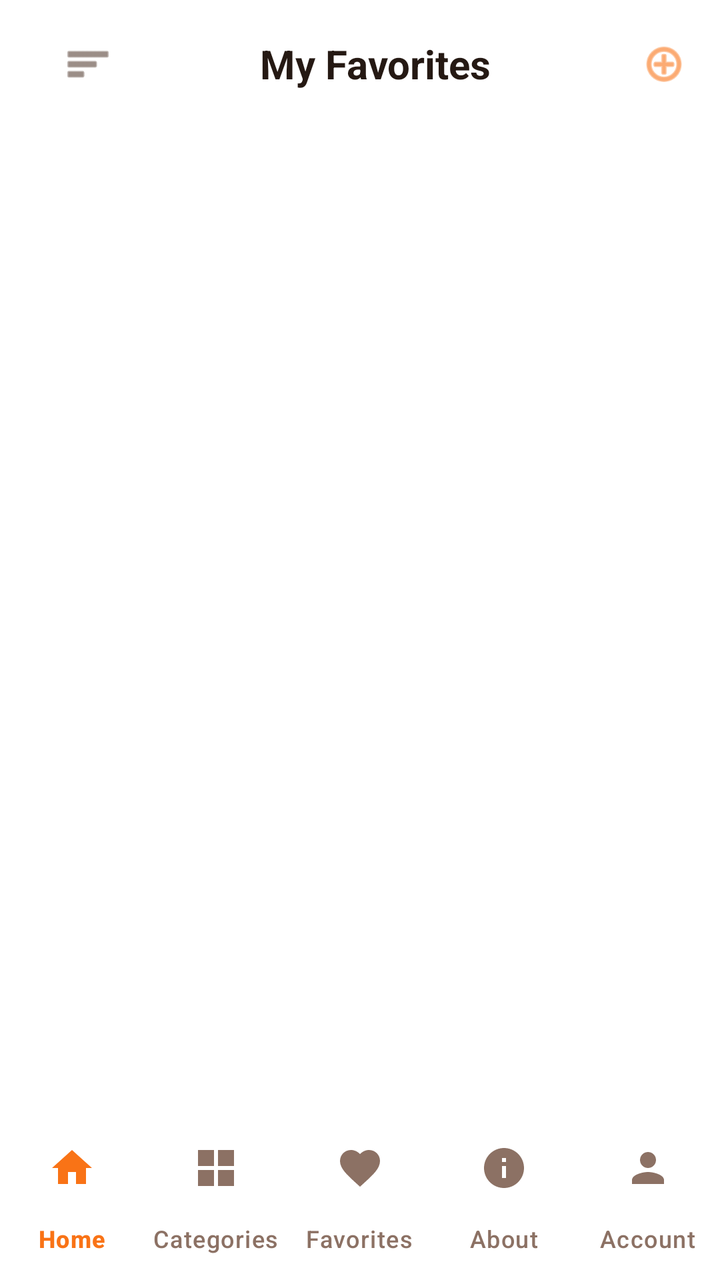
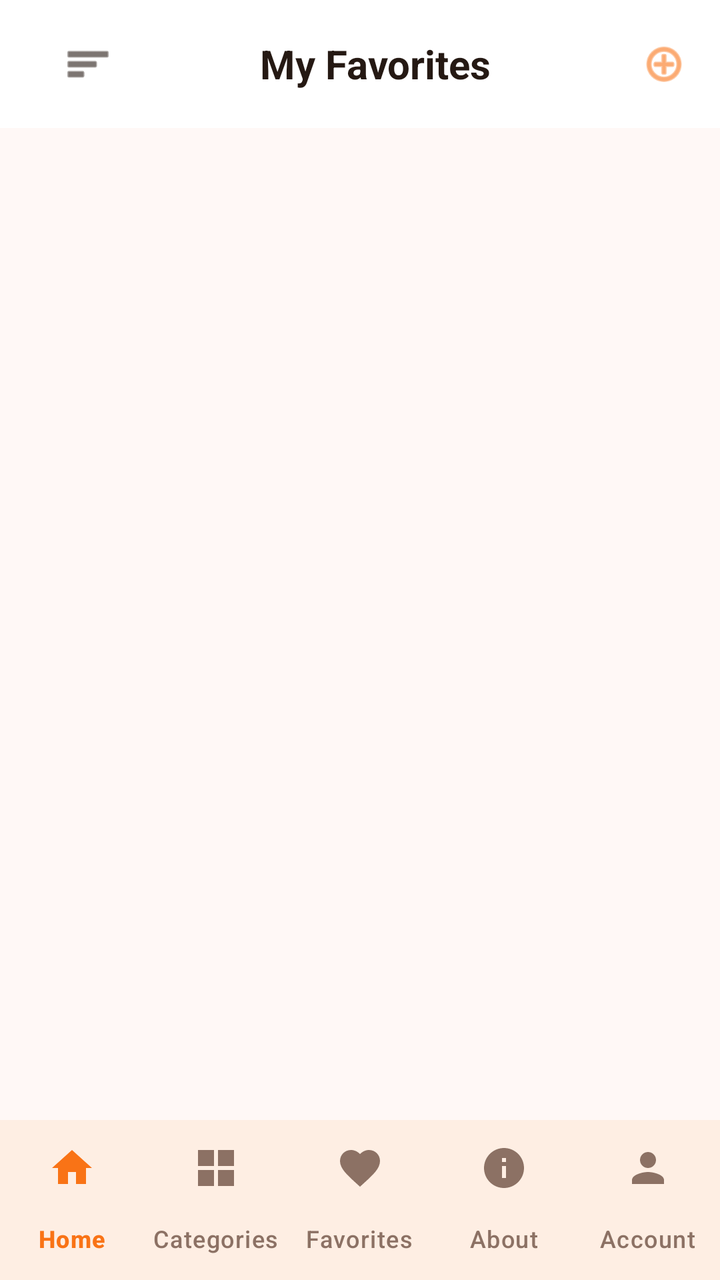

Two renders of the same Android screen: before a commit and after it. Below are the layout's source before the change and the commit's diff.
<!-- AndroidManifest.xml: application theme Theme.BeckieDealApp -->
<!-- res/layout/activity_favorites.xml -->
<?xml version="1.0" encoding="utf-8"?>
<androidx.constraintlayout.widget.ConstraintLayout xmlns:android="http://schemas.android.com/apk/res/android"
    xmlns:app="http://schemas.android.com/apk/res-auto"
    xmlns:tools="http://schemas.android.com/tools"
    android:layout_width="match_parent"
    android:layout_height="match_parent"
    android:background="#FFFFFF"
    tools:context=".FavoritesActivity">

    
    <com.google.android.material.appbar.MaterialToolbar
        android:id="@+id/topAppBar"
        android:layout_width="match_parent"
        android:layout_height="64dp"
        android:background="#FFFFFF"
        android:elevation="0dp"
        app:layout_constraintTop_toTopOf="parent">

        <RelativeLayout
            android:layout_width="match_parent"
            android:layout_height="match_parent"
            android:paddingHorizontal="16dp">

            <ImageView
                android:id="@+id/menuIcon"
                android:layout_width="24dp"
                android:layout_height="24dp"
                android:layout_alignParentStart="true"
                android:layout_centerVertical="true"
                android:src="@android:drawable/ic_menu_sort_by_size"
                app:tint="#584237" />

            <TextView
                android:layout_width="wrap_content"
                android:layout_height="wrap_content"
                android:layout_centerInParent="true"
                android:text="My Favorites"
                android:textColor="#251913"
                android:textSize="20sp"
                android:textStyle="bold" />

            <ImageView
                android:id="@+id/cartIcon"
                android:layout_width="24dp"
                android:layout_height="24dp"
                android:layout_alignParentEnd="true"
                android:layout_centerVertical="true"
                android:src="@android:drawable/ic_menu_add"
                app:tint="#F97316" />
        </RelativeLayout>
    </com.google.android.material.appbar.MaterialToolbar>

    <androidx.core.widget.NestedScrollView
        android:layout_width="match_parent"
        android:layout_height="0dp"
        android:fillViewport="true"
        app:layout_constraintTop_toBottomOf="@id/topAppBar"
        app:layout_constraintBottom_toTopOf="@id/bottomNavigation">

        <LinearLayout
            android:layout_width="match_parent"
            android:layout_height="wrap_content"
            android:orientation="vertical"
            android:padding="16dp">

            
            <LinearLayout
                android:id="@+id/emptyState"
                android:layout_width="match_parent"
                android:layout_height="wrap_content"
                android:layout_marginTop="100dp"
                android:gravity="center"
                android:orientation="vertical"
                android:visibility="gone">

                <ImageView
                    android:layout_width="120dp"
                    android:layout_height="120dp"
                    android:src="@drawable/ic_favorite"
                    app:tint="#FEECE7" />

                <TextView
                    android:layout_width="wrap_content"
                    android:layout_height="wrap_content"
                    android:layout_marginTop="24dp"
                    android:text="Your heart is empty"
                    android:textColor="#251913"
                    android:textSize="20sp"
                    android:textStyle="bold" />

                <TextView
                    android:layout_width="wrap_content"
                    android:layout_height="wrap_content"
                    android:layout_marginTop="8dp"
                    android:text="Start adding items you love to your favorites!"
                    android:textColor="#718096"
                    android:textSize="14sp" />
                
                <Button
                    android:id="@+id/exploreButton"
                    android:layout_width="wrap_content"
                    android:layout_height="wrap_content"
                    android:layout_marginTop="24dp"
                    android:text="Explore Products"
                    android:textAllCaps="false"
                    app:cornerRadius="12dp"
                    android:backgroundTint="#F97316"/>
            </LinearLayout>

            
            <GridLayout
                android:id="@+id/favoritesGrid"
                android:layout_width="match_parent"
                android:layout_height="wrap_content"
                android:alignmentMode="alignMargins"
                android:columnCount="2" />

        </LinearLayout>
    </androidx.core.widget.NestedScrollView>

    
    <com.google.android.material.bottomnavigation.BottomNavigationView
        android:id="@+id/bottomNavigation"
        android:layout_width="match_parent"
        android:layout_height="wrap_content"
        android:background="#FFFFFF"
        app:elevation="8dp"
        app:itemIconTint="@color/bottom_nav_color"
        app:itemTextColor="@color/bottom_nav_color"
        app:labelVisibilityMode="labeled"
        app:layout_constraintBottom_toBottomOf="parent"
        app:menu="@menu/bottom_nav_menu" />

</androidx.constraintlayout.widget.ConstraintLayout>
<!-- resources referenced by this layout -->
<resources>
  <!-- drawable ic_favorite (drawable) -->
  <?xml version="1.0" encoding="utf-8"?>
  <vector xmlns:android="http://schemas.android.com/apk/res/android"
      android:width="24dp"
      android:height="24dp"
      android:viewportWidth="24"
      android:viewportHeight="24">
      <path
          android:fillColor="#000000"
          android:pathData="M12,21.35L10.55,20.03C5.4,15.36 2,12.27 2,8.5C2,5.41 4.42,3 7.5,3C9.24,3 10.91,3.81 12,5.08C13.09,3.81 14.76,3 16.5,3C19.58,3 22,5.41 22,8.5C22,12.27 18.6,15.36 13.45,20.03L12,21.35Z" />
  </vector>
  <style name="Theme.BeckieDealApp" parent="Base.Theme.BeckieDealApp" />
  <style name="Base.Theme.BeckieDealApp" parent="Theme.Material3.DayNight.NoActionBar">
          
          
      </style>
</resources>

<!-- the commit's change to res/layout/activity_favorites.xml (unified diff, before → after) -->
@@ -4,7 +4,8 @@
     xmlns:tools="http://schemas.android.com/tools"
     android:layout_width="match_parent"
     android:layout_height="match_parent"
-    android:background="#FFFFFF"
+    android:background="@color/background"
+    android:fitsSystemWindows="true"
     tools:context=".FavoritesActivity">
 
     
@@ -12,7 +13,7 @@
         android:id="@+id/topAppBar"
         android:layout_width="match_parent"
         android:layout_height="64dp"
-        android:background="#FFFFFF"
+        android:background="@color/surface"
         android:elevation="0dp"
         app:layout_constraintTop_toTopOf="parent">
 
@@ -28,14 +29,14 @@
                 android:layout_alignParentStart="true"
                 android:layout_centerVertical="true"
                 android:src="@android:drawable/ic_menu_sort_by_size"
-                app:tint="#584237" />
+                app:tint="@color/text_primary" />
 
             <TextView
                 android:layout_width="wrap_content"
                 android:layout_height="wrap_content"
                 android:layout_centerInParent="true"
                 android:text="My Favorites"
-                android:textColor="#251913"
+                android:textColor="@color/text_primary"
                 android:textSize="20sp"
                 android:textStyle="bold" />
 
@@ -46,7 +47,7 @@
                 android:layout_alignParentEnd="true"
                 android:layout_centerVertical="true"
                 android:src="@android:drawable/ic_menu_add"
-                app:tint="#F97316" />
+                app:tint="@color/primary" />
         </RelativeLayout>
     </com.google.android.material.appbar.MaterialToolbar>
 
@@ -77,14 +78,14 @@
                     android:layout_width="120dp"
                     android:layout_height="120dp"
                     android:src="@drawable/ic_favorite"
-                    app:tint="#FEECE7" />
+                    app:tint="@color/badge_bg" />
 
                 <TextView
                     android:layout_width="wrap_content"
                     android:layout_height="wrap_content"
                     android:layout_marginTop="24dp"
                     android:text="Your heart is empty"
-                    android:textColor="#251913"
+                    android:textColor="@color/text_primary"
                     android:textSize="20sp"
                     android:textStyle="bold" />
 
@@ -93,7 +94,7 @@
                     android:layout_height="wrap_content"
                     android:layout_marginTop="8dp"
                     android:text="Start adding items you love to your favorites!"
-                    android:textColor="#718096"
+                    android:textColor="@color/text_secondary"
                     android:textSize="14sp" />
                 
                 <Button
@@ -104,7 +105,7 @@
                     android:text="Explore Products"
                     android:textAllCaps="false"
                     app:cornerRadius="12dp"
-                    android:backgroundTint="#F97316"/>
+                    android:backgroundTint="@color/primary"/>
             </LinearLayout>
 
             
@@ -123,7 +124,7 @@
         android:id="@+id/bottomNavigation"
         android:layout_width="match_parent"
         android:layout_height="wrap_content"
-        android:background="#FFFFFF"
+        android:background="@color/surface"
         app:elevation="8dp"
         app:itemIconTint="@color/bottom_nav_color"
         app:itemTextColor="@color/bottom_nav_color"
<!-- resource entries referenced after the edit -->
@@ -1,5 +1,11 @@
 <!-- resources referenced by this layout -->
 <resources>
+  <color name="background">#FFF8F6</color>
+  <color name="badge_bg">#FFF1EB</color>
+  <color name="primary">#F97316</color>
+  <color name="surface">#FFFFFF</color>
+  <color name="text_primary">#251913</color>
+  <color name="text_secondary">#8C7164</color>
   <!-- drawable ic_favorite (drawable) -->
   <?xml version="1.0" encoding="utf-8"?>
   <vector xmlns:android="http://schemas.android.com/apk/res/android"
@@ -14,7 +20,35 @@
   <style name="Theme.BeckieDealApp" parent="Base.Theme.BeckieDealApp" />
   <style name="Base.Theme.BeckieDealApp" parent="Theme.Material3.DayNight.NoActionBar">
           
+          <item name="colorPrimary">@color/primary</item>
+          <item name="colorOnPrimary">@color/on_primary</item>
+          <item name="colorPrimaryContainer">@color/primary_container</item>
+          <item name="colorOnPrimaryContainer">@color/on_primary_container</item>
+  
           
+          <item name="colorSecondary">@color/secondary</item>
+          <item name="colorOnSecondary">@color/on_secondary</item>
+          <item name="colorSecondaryContainer">@color/secondary_container</item>
+          <item name="colorOnSecondaryContainer">@color/on_secondary_container</item>
+  
+          
+          <item name="android:windowBackground">@color/background</item>
+          <item name="colorSurface">@color/surface</item>
+          <item name="colorOnSurface">@color/on_surface</item>
+          <item name="colorSurfaceVariant">@color/surface_variant</item>
+          <item name="colorOnSurfaceVariant">@color/on_surface_variant</item>
+          <item name="colorOutline">@color/outline</item>
       </style>
+  <color name="on_primary">#FFFFFF</color>
+  <color name="primary_container">#F97316</color>
+  <color name="on_primary_container">#582200</color>
+  <color name="secondary">#8F4D27</color>
+  <color name="on_secondary">#FFFFFF</color>
+  <color name="secondary_container">#FDA77A</color>
+  <color name="on_secondary_container">#773A16</color>
+  <color name="on_surface">#251913</color>
+  <color name="surface_variant">#F6DED3</color>
+  <color name="on_surface_variant">#584237</color>
+  <color name="outline">#8C7164</color>
 </resources>
 
